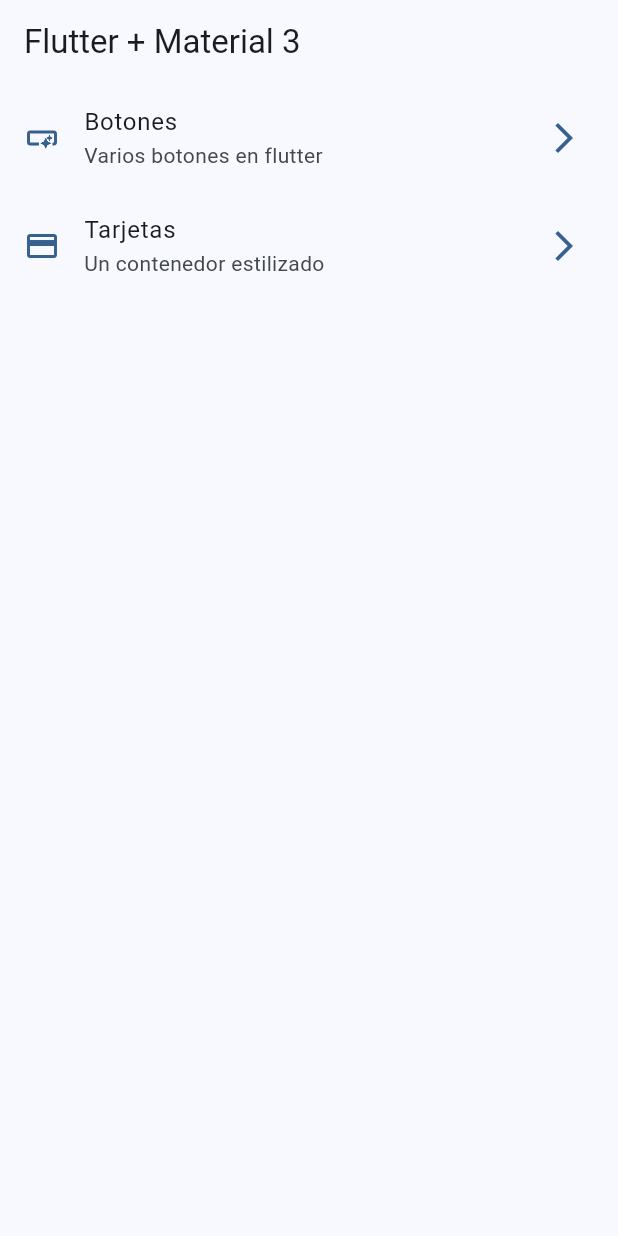
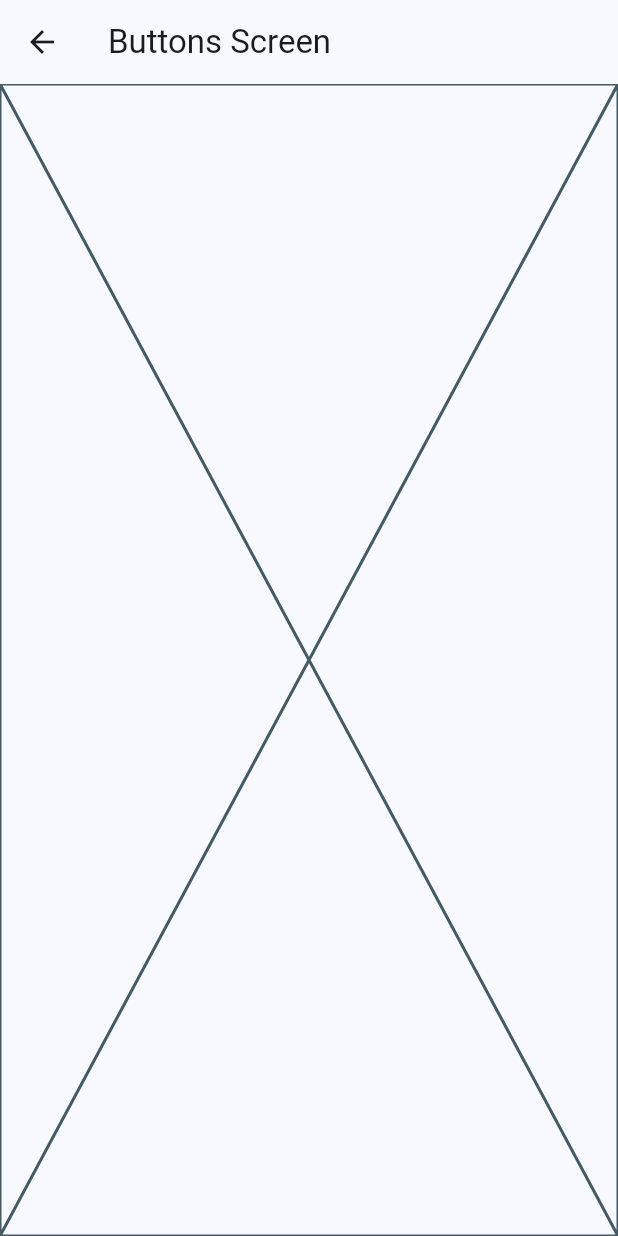
Before and after one commit to elmerjacobo97/widgets-app, a Flutter app: the screen it shows after launch, after a tap on "Botones", on a phone screen of 412 x 824 dp. Run offline on Flutter 3.47's test engine with Material 2 defaults, Android fonts, the phone set to English and light mode, and no system bars.

```diff
--- a/lib/main.dart
+++ b/lib/main.dart
@@ -1,5 +1,7 @@
 import 'package:flutter/material.dart';
 import 'package:widgets_app/config/theme/app_theme.dart';
+import 'package:widgets_app/presentation/screens/buttons/buttons_screen.dart';
+import 'package:widgets_app/presentation/screens/carts/cards_screen.dart';
 import 'package:widgets_app/presentation/screens/home/home_screen.dart';
 
 void main() {
@@ -15,6 +17,11 @@ class MainApp extends StatelessWidget {
       debugShowCheckedModeBanner: false,
       theme: AppTheme(selectedColor: 2).getTheme(),
       home: const HomeScreen(),
+      // Nombre de rutas.
+      routes: {
+        '/buttons': (context) => const ButtonsScreen(),
+        '/cards': (context) => const CardsScreen(),
+      },
     );
   }
 }
--- /dev/null
+++ b/lib/presentation/screens/buttons/buttons_screen.dart
@@ -0,0 +1,15 @@
+import 'package:flutter/material.dart';
+
+class ButtonsScreen extends StatelessWidget {
+  const ButtonsScreen({super.key});
+
+  @override
+  Widget build(BuildContext context) {
+    return Scaffold(
+      appBar: AppBar(
+        title: const Text('Buttons Screen'),
+      ),
+      body: const Placeholder(),
+    );
+  }
+}
--- a/lib/presentation/screens/home/home_screen.dart
+++ b/lib/presentation/screens/home/home_screen.dart
@@ -1,5 +1,6 @@
 import 'package:flutter/material.dart';
 import 'package:widgets_app/config/menu/menu_items.dart';
+import 'package:widgets_app/presentation/screens/buttons/buttons_screen.dart';
 
 class HomeScreen extends StatelessWidget {
   const HomeScreen({super.key});
@@ -47,7 +48,14 @@ class _CustomListTitle extends StatelessWidget {
       trailing: Icon(Icons.arrow_forward_ios_outlined, color: colors.primary),
       title: Text(menuItems.title),
       subtitle: Text(menuItems.subTitle),
-      onTap: () {},
+      onTap: () {
+        // Navigator.of(context).push(MaterialPageRoute(
+        //   builder: (context) => const ButtonsScreen(),
+        // ));
+
+        // Con nombres de rutas.
+        Navigator.pushNamed(context, menuItems.link);
+      },
     );
   }
 }
```
Also changed, not shown: lib/presentation/screens/carts/cards_screen.dart (added, +15 -0 lines).
